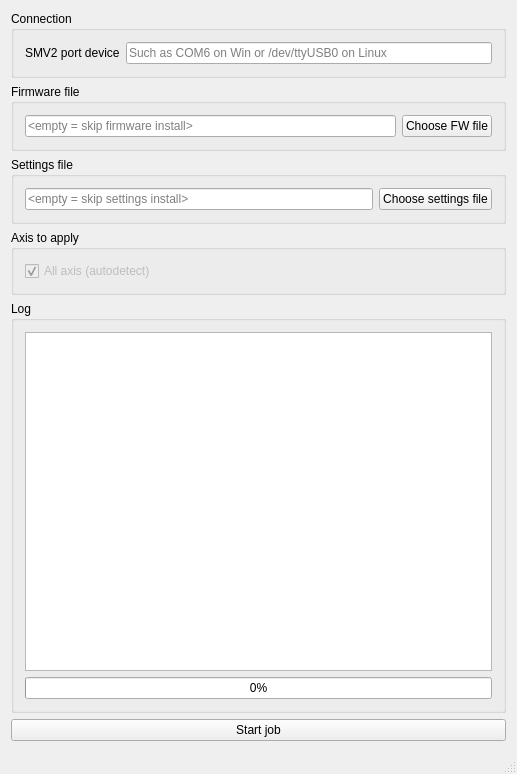
Old version of the form mw.ui in the repository GraniteDevices/DriveMassUpgradeTool.
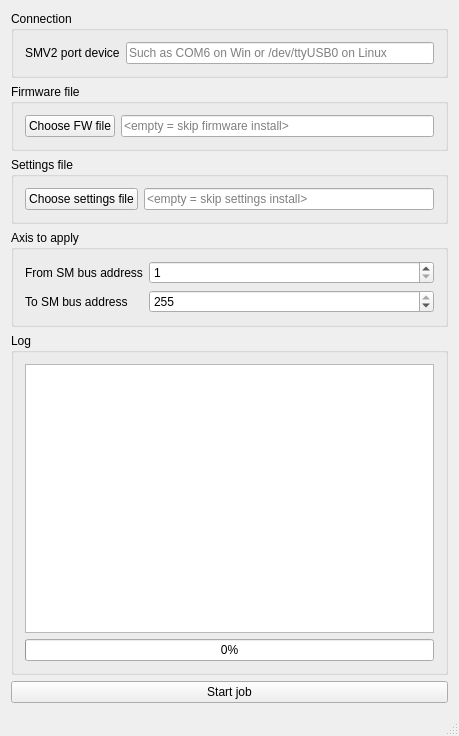
New version of the form.

Commit message: Add UI method to select address range where to apply

```diff
--- a/mw.ui
+++ b/mw.ui
@@ -6,8 +6,8 @@
    <rect>
     <x>0</x>
     <y>0</y>
-    <width>517</width>
-    <height>774</height>
+    <width>459</width>
+    <height>736</height>
    </rect>
   </property>
   <property name="windowTitle">
@@ -44,13 +44,6 @@
        <string>Firmware file</string>
       </property>
       <layout class="QHBoxLayout" name="horizontalLayout_2">
-       <item>
-        <widget class="QLineEdit" name="FWFileName">
-         <property name="placeholderText">
-          <string>&lt;empty = skip firmware install&gt;</string>
-         </property>
-        </widget>
-       </item>
        <item>
         <widget class="QPushButton" name="chooseFWfile">
          <property name="text">
@@ -58,6 +51,13 @@
          </property>
         </widget>
        </item>
+       <item>
+        <widget class="QLineEdit" name="FWFileName">
+         <property name="placeholderText">
+          <string>&lt;empty = skip firmware install&gt;</string>
+         </property>
+        </widget>
+       </item>
       </layout>
      </widget>
     </item>
@@ -67,13 +67,6 @@
        <string>Settings file</string>
       </property>
       <layout class="QHBoxLayout" name="horizontalLayout_3">
-       <item>
-        <widget class="QLineEdit" name="DRCFileName">
-         <property name="placeholderText">
-          <string>&lt;empty = skip settings install&gt;</string>
-         </property>
-        </widget>
-       </item>
        <item>
         <widget class="QPushButton" name="chooseSettingsFile">
          <property name="text">
@@ -81,6 +74,13 @@
          </property>
         </widget>
        </item>
+       <item>
+        <widget class="QLineEdit" name="DRCFileName">
+         <property name="placeholderText">
+          <string>&lt;empty = skip settings install&gt;</string>
+         </property>
+        </widget>
+       </item>
       </layout>
      </widget>
     </item>
@@ -89,20 +89,44 @@
       <property name="title">
        <string>Axis to apply</string>
       </property>
-      <layout class="QVBoxLayout" name="verticalLayout_3">
-       <item>
-        <widget class="QCheckBox" name="checkBox">
-         <property name="enabled">
-          <bool>false</bool>
+      <layout class="QFormLayout" name="formLayout">
+       <item row="0" column="0">
+        <widget class="QLabel" name="label_2">
+         <property name="text">
+          <string>From SM bus address</string>
          </property>
+        </widget>
+       </item>
+       <item row="0" column="1">
+        <widget class="QSpinBox" name="startAddr">
+         <property name="minimum">
+          <number>1</number>
+         </property>
+         <property name="maximum">
+          <number>255</number>
+         </property>
+         <property name="value">
+          <number>1</number>
+         </property>
+        </widget>
+       </item>
+       <item row="1" column="0">
+        <widget class="QLabel" name="label_3">
          <property name="text">
-          <string>All axis (autodetect)</string>
+          <string>To SM bus address</string>
          </property>
-         <property name="checkable">
-          <bool>true</bool>
+        </widget>
+       </item>
+       <item row="1" column="1">
+        <widget class="QSpinBox" name="endAddr">
+         <property name="minimum">
+          <number>1</number>
          </property>
-         <property name="checked">
-          <bool>true</bool>
+         <property name="maximum">
+          <number>255</number>
+         </property>
+         <property name="value">
+          <number>255</number>
          </property>
         </widget>
        </item>
```
Left out of the diff: 2 changed lines with no effect on the pictures. The commit also changes 2 other files.
